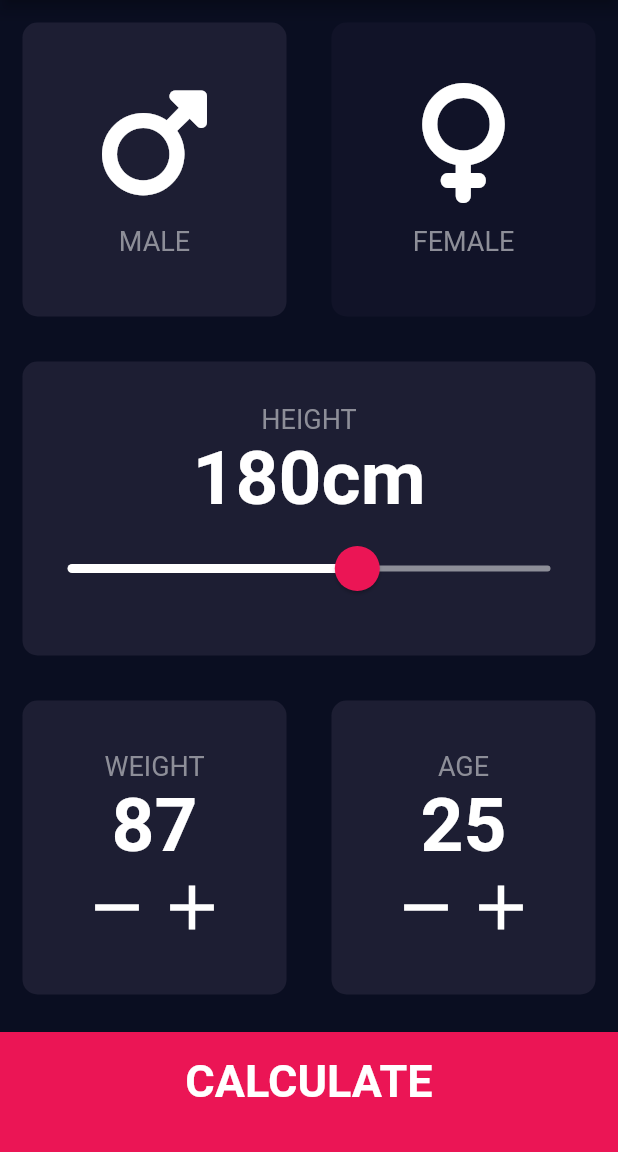
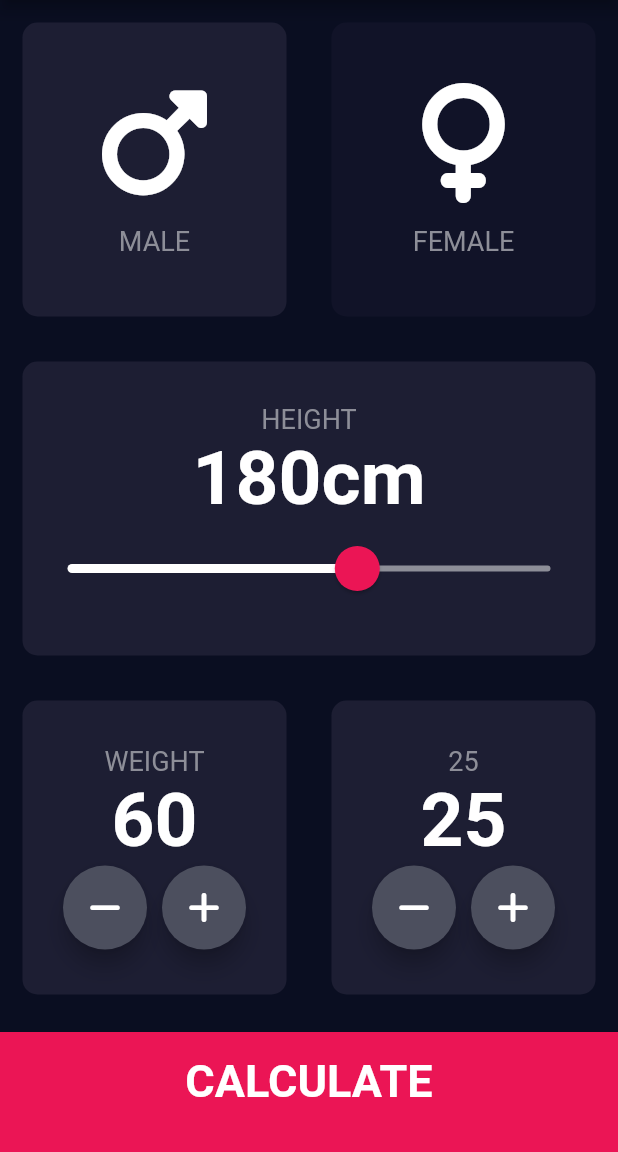
Before and after one commit to rakshitas24/BMI-Calculator, a Flutter app: the screen it shows after launch, on a phone screen of 412 x 824 dp, the part 84-1236 px from its top. Run offline on Flutter 3.47's test engine with Material 2 defaults, Android fonts, the phone set to English and light mode, and no system bars; our stand-ins replace font_awesome_flutter.

Commit message:
Icons added

```diff
--- a/lib/input_page.dart
+++ b/lib/input_page.dart
@@ -18,7 +18,9 @@ class InputPage extends StatefulWidget {
 
 class _InputPageState extends State<InputPage> {
   Gender selectedGender = Gender.male;
-  int height=180;
+  int height = 180;
+  int weight = 60;
+  int age = 25;
 
   @override
   Widget build(BuildContext context) {
@@ -143,8 +145,10 @@ class _InputPageState extends State<InputPage> {
                             activeTrackColor: Colors.white,
                             thumbColor: Color(0xFFEB1555),
                             overlayColor: Color(0x29EB1555),
-                            thumbShape: RoundSliderThumbShape(enabledThumbRadius: 15.0),
-                            overlayShape: RoundSliderOverlayShape(overlayRadius: 30.0),
+                            thumbShape:
+                                RoundSliderThumbShape(enabledThumbRadius: 15.0),
+                            overlayShape:
+                                RoundSliderOverlayShape(overlayRadius: 30.0),
                           ),
                           child: Slider(
                             value: height.toDouble(),
@@ -153,7 +157,7 @@ class _InputPageState extends State<InputPage> {
                             inactiveColor: Color(0xFF8D8E98),
                             onChanged: (double newValue) {
                               setState(() {
-                                height=newValue.round();
+                                height = newValue.round();
                               });
                             },
                           ),
@@ -182,7 +186,7 @@ class _InputPageState extends State<InputPage> {
                         ),
                       ),
                       Text(
-                        '87',
+                        weight.toString(),
                         style: TextStyle(
                           fontSize: 50.0,
                           color: Colors.white,
@@ -192,14 +196,12 @@ class _InputPageState extends State<InputPage> {
                       Row(
                         mainAxisAlignment: MainAxisAlignment.center,
                         children: <Widget>[
-                          Icon(
-                            Icons.remove,
-                            size: 50.0,
+                          RoundIconButton(
+                            icon: FontAwesomeIcons.minus),
+                          SizedBox(width: 10.0),
+                          RoundIconButton(
+                            icon: FontAwesomeIcons.plus
                           ),
-                          Icon(
-                            Icons.add,
-                            size: 50.0,
-                          )
                         ],
                       ),
                     ],
@@ -213,7 +215,7 @@ class _InputPageState extends State<InputPage> {
                     mainAxisAlignment: MainAxisAlignment.center,
                     children: <Widget>[
                       Text(
-                        'AGE',
+                        age.toString(),
                         style: TextStyle(
                           fontSize: 18.0,
                           color: Color(0xFF8D8E98),
@@ -230,13 +232,12 @@ class _InputPageState extends State<InputPage> {
                        Row(
                         mainAxisAlignment: MainAxisAlignment.center,
                         children: <Widget>[
-                          Icon(
-                            Icons.remove,
-                            size: 50.0,
+                          RoundIconButton(
+                            icon: FontAwesomeIcons.minus,
                           ),
-                          Icon(
-                            Icons.add,
-                            size: 50.0,
+                          SizedBox(width: 10.0),
+                          RoundIconButton(
+                            icon: FontAwesomeIcons.plus,
                           )
                         ],
                       ),
@@ -287,3 +288,26 @@ class ReusableCard extends StatelessWidget {
     );
   }
 }
+
+class RoundIconButton extends StatelessWidget {
+  RoundIconButton({required this.icon});
+
+  final IconData icon;
+
+  @override
+  Widget build (BuildContext context) {
+    return RawMaterialButton(
+      child: Icon(icon),
+      onPressed:(() {
+
+      }),
+      elevation: 6.0,
+      constraints: BoxConstraints.tightFor(
+        width: 56.0,
+        height: 56.0,
+      ),
+      shape: CircleBorder(),
+      fillColor: Color(0xFF4C4F5E),
+      );
+  }
+}
```
Lines whose indentation alone changed are shown as unchanged.
